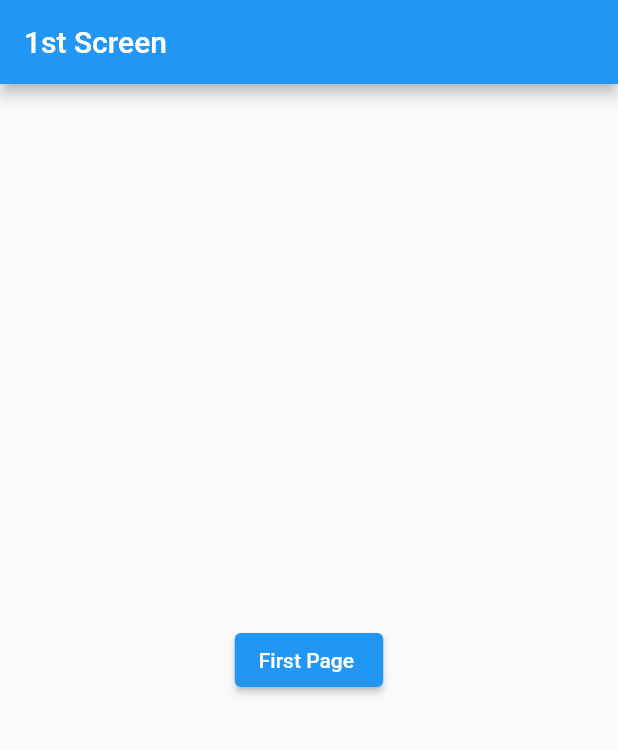
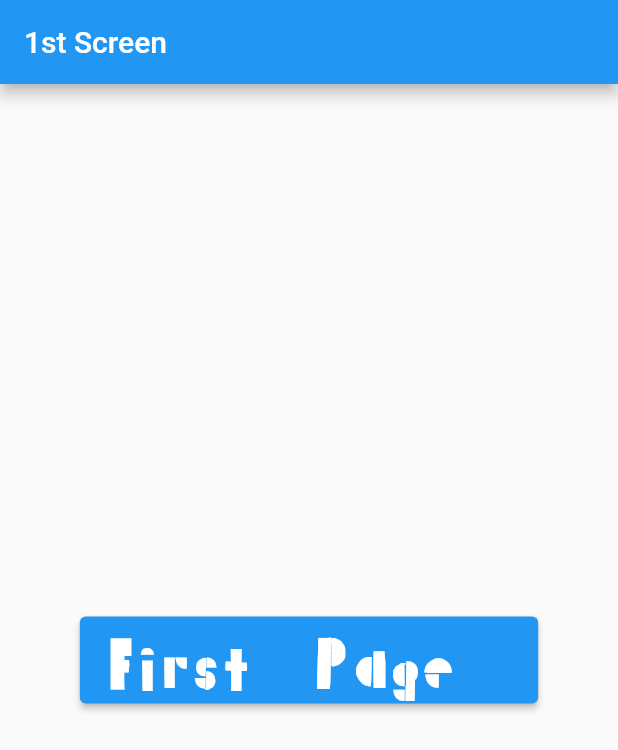
Before and after one commit to greenviewsoft/navigator-route-and-Font-flutter, a Flutter app: the screen it shows after launch, on a phone screen of 412 x 824 dp. Shown: the top 750 px of the screen. Run offline on Flutter 3.47's test engine with Material 2 defaults, Android fonts, the phone set to English and light mode, and no system bars.

Commit message:
custome font

```diff
--- a/lib/first_screen.dart
+++ b/lib/first_screen.dart
@@ -21,7 +21,7 @@ class FirstScreen extends StatelessWidget {
               ),
             );
           },
-          child: Text("First Page "),
+          child: Text("First Page ", style: TextStyle(fontSize: 40, fontFamily: 'PaletteMosaic'),),
         ),
       ),
     );
--- a/lib/main.dart
+++ b/lib/main.dart
@@ -16,6 +16,7 @@ class MyApp extends StatelessWidget {
       theme: ThemeData(
         primarySwatch: Colors.blue,
 
+
       ),
       home: SafeArea(
         child: FirstScreen(),
```
Also changed, not shown: pubspec.yaml (+6 -5 lines), pubspec.lock.
